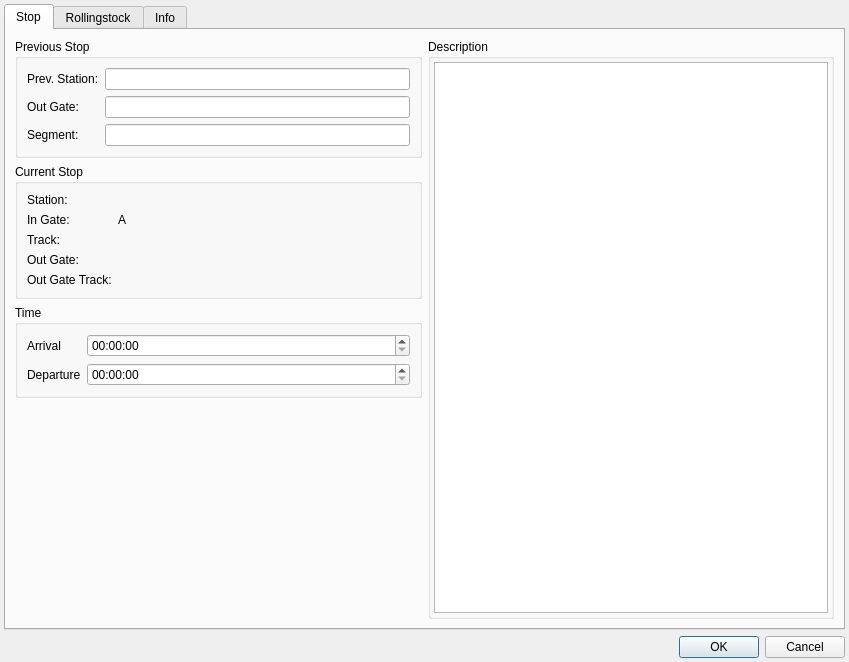
Above: src/jobs/jobeditor/editstopdialog.ui from gfgit/ModelRailroadTimetablePlanner before the change. Below: the same form after it.
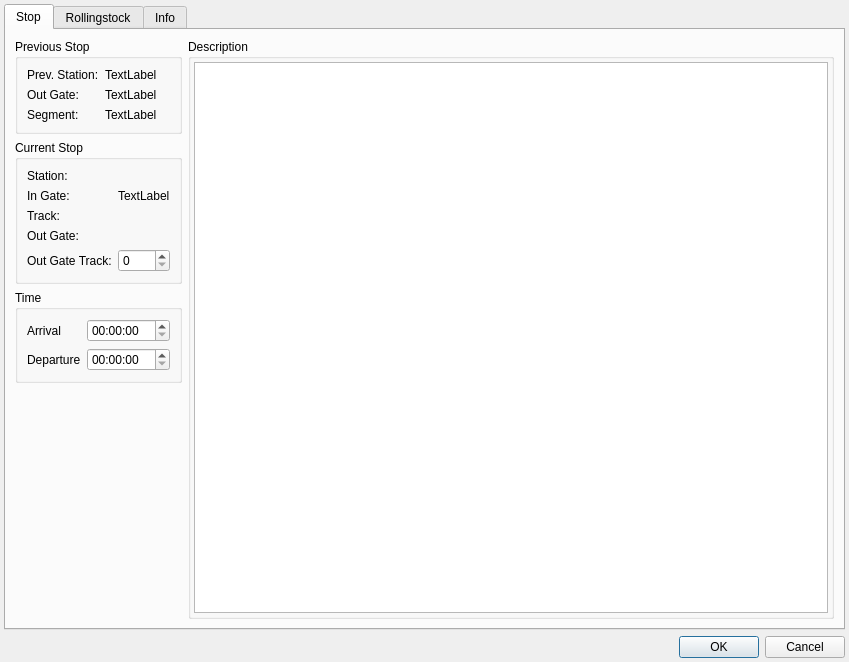
That is the form after the change. The open tabs and pages were chosen to show the change.

Commit message: EditStopDialog: prev station widgets are now labels

Diff of the .ui file:
```diff
--- a/src/jobs/jobeditor/editstopdialog.ui
+++ b/src/jobs/jobeditor/editstopdialog.ui
@@ -136,9 +136,6 @@
             </property>
            </widget>
           </item>
-          <item row="0" column="1">
-           <widget class="QLineEdit" name="prevStEdit"/>
-          </item>
           <item row="1" column="0">
            <widget class="QLabel" name="prevOutGateLabel">
             <property name="text">
@@ -146,9 +143,6 @@
             </property>
            </widget>
           </item>
-          <item row="1" column="1">
-           <widget class="QLineEdit" name="prevOutGateEdit"/>
-          </item>
           <item row="2" column="0">
            <widget class="QLabel" name="prevSegmentLabel">
             <property name="text">
@@ -156,8 +150,26 @@
             </property>
            </widget>
           </item>
+          <item row="0" column="1">
+           <widget class="QLabel" name="prevStEdit">
+            <property name="text">
+             <string>TextLabel</string>
+            </property>
+           </widget>
+          </item>
+          <item row="1" column="1">
+           <widget class="QLabel" name="prevOutGateEdit">
+            <property name="text">
+             <string>TextLabel</string>
+            </property>
+           </widget>
+          </item>
           <item row="2" column="1">
-           <widget class="QLineEdit" name="prevSegmentEdit"/>
+           <widget class="QLabel" name="prevSegmentEdit">
+            <property name="text">
+             <string>TextLabel</string>
+            </property>
+           </widget>
           </item>
          </layout>
         </widget>
@@ -212,10 +224,13 @@
           <item row="1" column="1">
            <widget class="QLabel" name="inGateEdit">
             <property name="text">
-             <string>A</string>
+             <string>TextLabel</string>
             </property>
            </widget>
           </item>
+          <item row="4" column="1">
+           <widget class="QSpinBox" name="outGateTrackSpin"/>
+          </item>
          </layout>
         </widget>
        </item>
```
Left out of the diff: 2 changed lines with no effect on the pictures.
